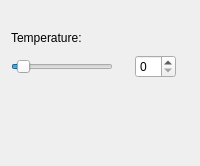
Above: src/somwidget.ui from KDE/kalzium before the change. Below: the same form after it.
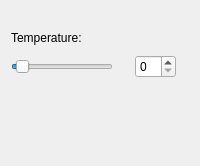
That is the form after the change.

The edit to the form file:
```diff
--- a/src/somwidget.ui
+++ b/src/somwidget.ui
@@ -67,7 +67,7 @@
         <number>0</number>
        </property>
        <property name="maximum" >
-        <number>5000</number>
+        <number>6000</number>
        </property>
        <property name="value" >
         <number>295</number>
```
